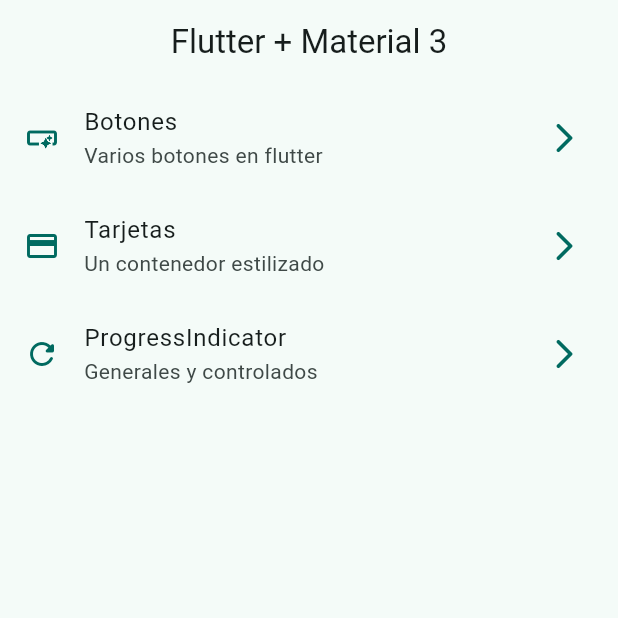
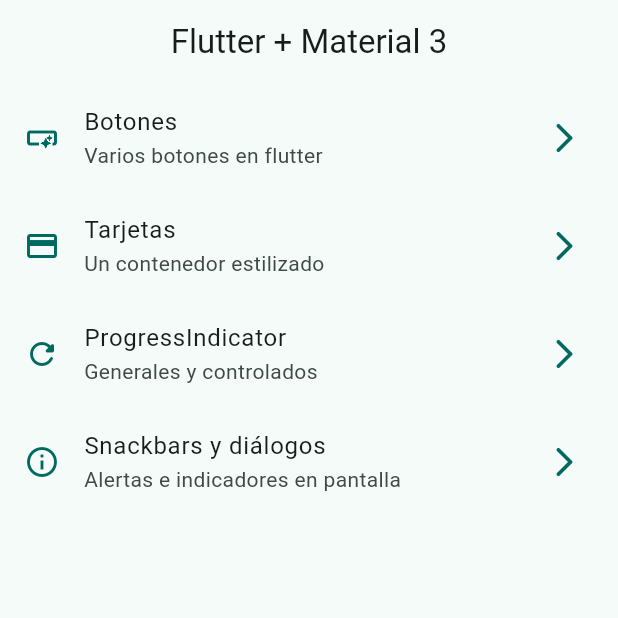
Before and after one commit to fabianrm/widgets-app, a Flutter app: the screen it shows after launch, on a phone screen of 412 x 824 dp, the top half of it. Run offline on Flutter 3.47's test engine with Material 2 defaults, Android fonts, the phone set to English and light mode, and no system bars; our stand-ins replace go_router.

Commit message:
snackbars y dialogs terminado

```diff
--- a/lib/config/menu/menu_items.dart
+++ b/lib/config/menu/menu_items.dart
@@ -35,4 +35,10 @@ const appMenuItems = <MenuItem>[
     link: '/progress',
     icon: Icons.refresh_rounded,
   ),
+  MenuItem(
+    title: 'Snackbars y diálogos',
+    subTitle: 'Alertas e indicadores en pantalla',
+    link: '/snackbars',
+    icon: Icons.info_outline,
+  ),
 ];
--- a/lib/config/router/app_router.dart
+++ b/lib/config/router/app_router.dart
@@ -25,5 +25,10 @@ final approuter = GoRouter(
       name: ProgressScreen.name,
       builder: (context, state) => const ProgressScreen(),
     ),
+    GoRoute(
+      path: '/snackbars',
+      name: SnackbarScreen.name,
+      builder: (context, state) => const SnackbarScreen(),
+    ),
   ],
 );
--- a/lib/main.dart
+++ b/lib/main.dart
@@ -12,6 +12,7 @@ class MainApp extends StatelessWidget {
   @override
   Widget build(BuildContext context) {
     return MaterialApp.router(
+      title: 'Flutter Widgets',
       debugShowCheckedModeBanner: false,
       routerConfig: approuter,
       theme: AppTheme(selectedColor: 1).getTheme(),
```
Also changed, not shown: lib/presentations/screens/snackbar/snackbar_screen.dart (+72 -1 lines).
